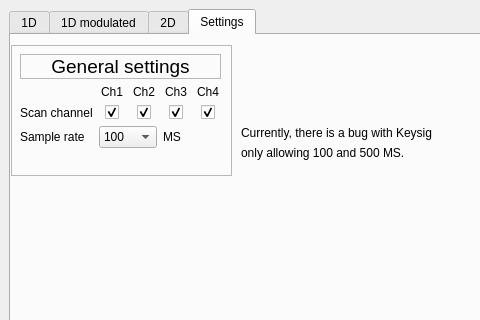
Above: core_tools/GUI/keysight_videomaps/GUI/GUI.ui from stephanlphilips/core_tools before the change; both pictures show x 0 to 480 and y 0 to 320 of the 1207 by 798 pixel window. Below: the same form after it.
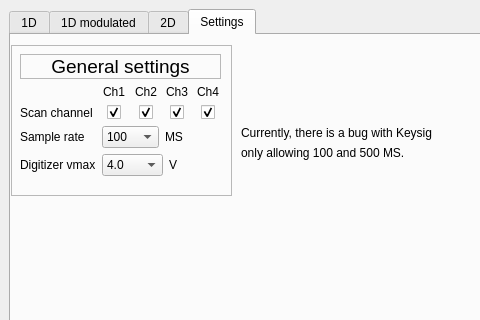
That is the form after the change. The open tabs and pages were chosen to show the change.

What changed in the file:
```diff
--- a/core_tools/GUI/keysight_videomaps/GUI/GUI.ui
+++ b/core_tools/GUI/keysight_videomaps/GUI/GUI.ui
@@ -1243,7 +1243,7 @@
           <x>0</x>
           <y>10</y>
           <width>221</width>
-          <height>131</height>
+          <height>151</height>
          </rect>
         </property>
         <property name="frameShape">
@@ -1258,7 +1258,7 @@
            <x>9</x>
            <y>9</y>
            <width>201</width>
-           <height>111</height>
+           <height>131</height>
           </rect>
          </property>
          <layout class="QVBoxLayout" name="verticalLayout_4">
@@ -1434,6 +1434,61 @@
               </item>
              </layout>
             </item>
+            <item row="4" column="0">
+             <widget class="QLabel" name="label_vmax">
+              <property name="text">
+               <string>Digitizer vmax</string>
+              </property>
+             </widget>
+            </item>
+            <item row="4" column="1">
+             <layout class="QHBoxLayout" name="horizontalLayout_vmax">
+              <item>
+               <widget class="QComboBox" name="_gen_dig_vmax">
+                <property name="editable">
+                 <bool>false</bool>
+                </property>
+                <item>
+                 <property name="text">
+                  <string>4.0</string>
+                 </property>
+                </item>
+                <item>
+                 <property name="text">
+                  <string>2.0</string>
+                 </property>
+                </item>
+                <item>
+                 <property name="text">
+                  <string>1.0</string>
+                 </property>
+                </item>
+                <item>
+                 <property name="text">
+                  <string>0.5</string>
+                 </property>
+                </item>
+                <item>
+                 <property name="text">
+                  <string>0.25</string>
+                 </property>
+                </item>
+                <item>
+                 <property name="text">
+                  <string>0.125</string>
+                 </property>
+                </item>
+               </widget>
+              </item>
+              <item>
+               <widget class="QLabel" name="label_volt">
+                <property name="text">
+                 <string>V</string>
+                </property>
+               </widget>
+              </item>
+             </layout>
+            </item>
            </layout>
           </item>
          </layout>
```
Left out of the diff: 47 changed lines with no effect on the pictures.
